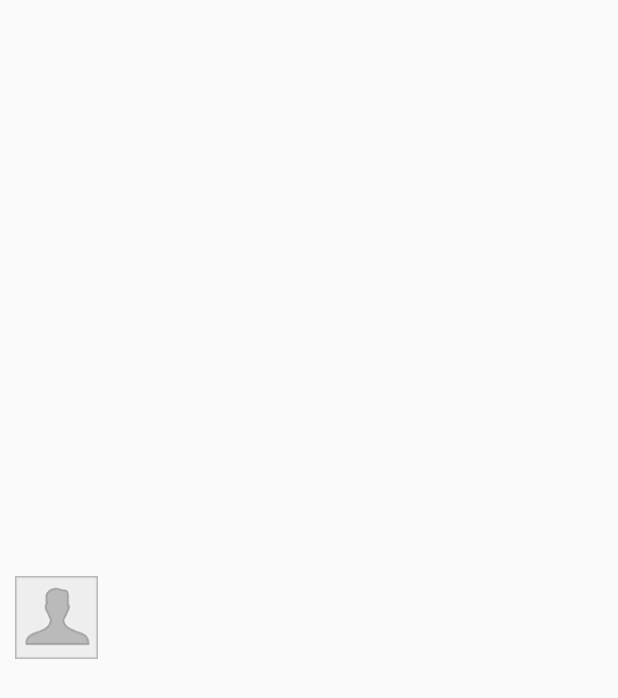
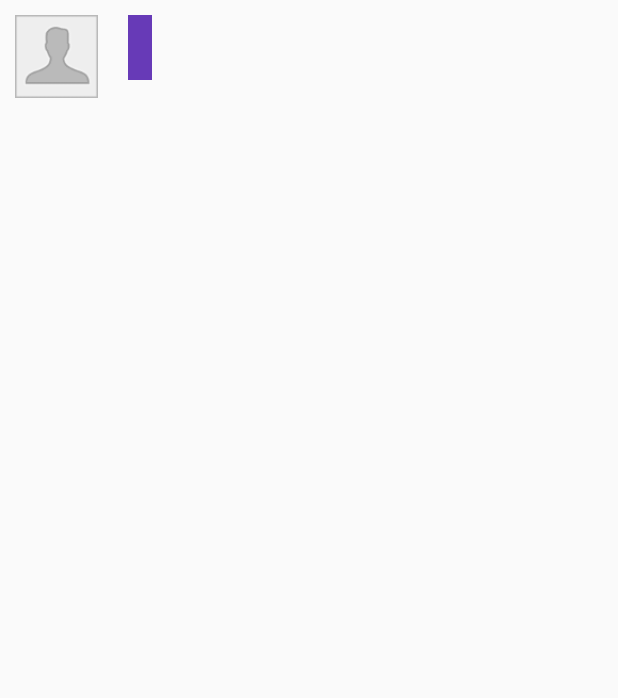
Before and after one commit to ToAndroid/iHandy-Message, an Android app: the layout chat_message_item_left.xml on its own in the app's theme, with its tools: preview values and no code run, on a phone screen of 412 x 824 dp. Shown: the top 698 px of the screen. Run offline under Robolectric (Android 15) with nearby library versions, the phone set to English and light mode, and no system bars.

Commit message:
ui: 添加聊天文本框的背景色和padding

```diff
--- a/app/src/main/res/layout/chat_message_item_left.xml
+++ b/app/src/main/res/layout/chat_message_item_left.xml
@@ -8,7 +8,6 @@
         android:id="@+id/chat_message_item_image"
         android:layout_width="@dimen/cell_item_contact_avatar_layout_width"
         android:layout_height="@dimen/cell_item_contact_avatar_layout_height"
-        android:layout_centerVertical="true"
         android:layout_alignParentLeft="true"
         android:layout_margin="@dimen/cell_item_contact_avatar_layout_margin"
         android:adjustViewBounds="true"
@@ -18,6 +17,10 @@
         android:id="@+id/chat_message_item_text"
         android:layout_width="wrap_content"
         android:layout_height="wrap_content"
-        android:layout_toRightOf="@id/chat_message_item_image" />
+        android:layout_toRightOf="@id/chat_message_item_image"
+        android:layout_margin="@dimen/cell_item_contact_avatar_layout_margin"
+        android:background="@color/primary_deep_purple"
+        android:padding="@dimen/padding_medium"
+        android:textSize="@dimen/txt_20sp" />
 
 </RelativeLayout>
```
Also changed, not shown: app/src/main/res/layout/chat_message_item_right.xml (+5 -2 lines).
